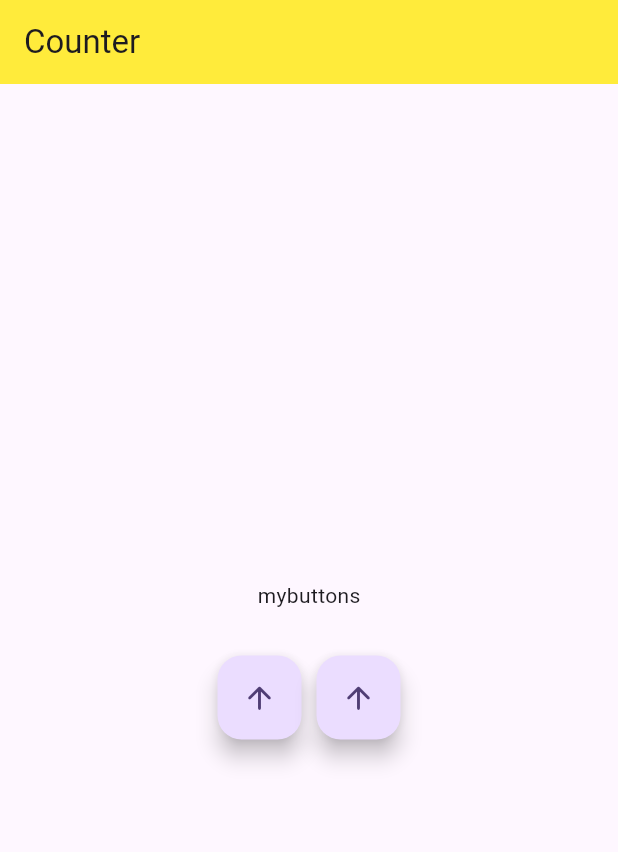
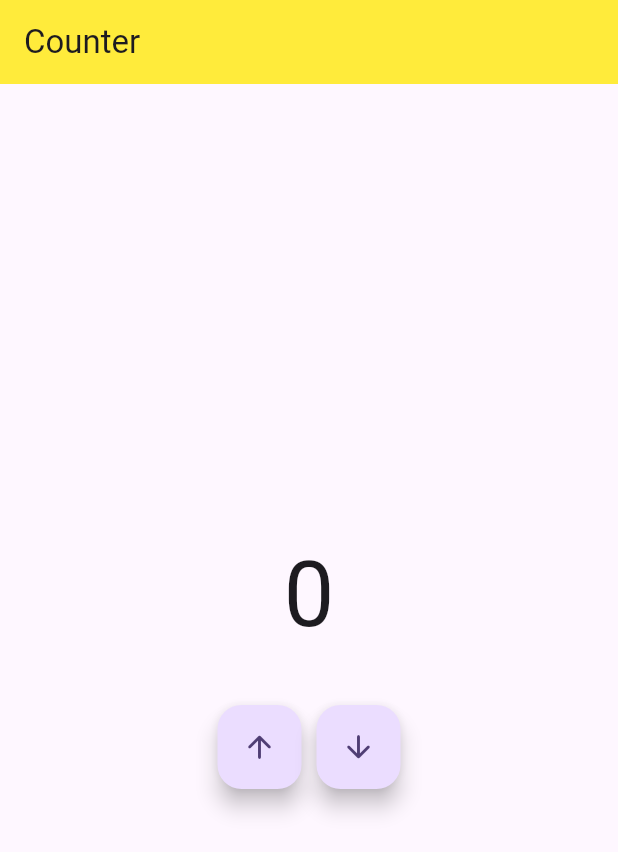
Before and after one commit to Akhil-ps-dev/flutter_mits_counter, a Flutter app: the screen it shows after launch, on a phone screen of 412 x 824 dp. Shown: the top 852 px of the screen. Run offline on Flutter 3.47's test engine with Material 3 defaults, Android fonts, the phone set to English and light mode, and no system bars.

Commit message:
counter app completed

```diff
--- a/lib/main.dart
+++ b/lib/main.dart
@@ -28,6 +28,8 @@ class HomePage extends StatefulWidget {
 }
 
 class _HomePageState extends State<HomePage> {
+  int count = 0;
+
   @override
   Widget build(BuildContext context) {
     return Scaffold(
@@ -40,7 +42,10 @@ class _HomePageState extends State<HomePage> {
           mainAxisAlignment: MainAxisAlignment.center,
           crossAxisAlignment: CrossAxisAlignment.center,
           children: [
-            Text("mybuttons"),
+            Text(
+              count.toString(),
+              style: TextStyle(fontSize: 60),
+            ),
             SizedBox(
               height: 30,
             ),
@@ -48,15 +53,23 @@ class _HomePageState extends State<HomePage> {
               mainAxisAlignment: MainAxisAlignment.center,
               children: [
                 FloatingActionButton(
-                  onPressed: () {},
+                  onPressed: () {
+                    setState(() {
+                      count++;
+                    });
+                  },
                   child: Icon(Icons.arrow_upward_rounded),
                 ),
                 SizedBox(
                   width: 10,
                 ),
                 FloatingActionButton(
-                  onPressed: () {},
-                  child: Icon(Icons.arrow_upward_rounded),
+                  onPressed: () {
+                    setState(() {
+                      count--;
+                    });
+                  },
+                  child: Icon(Icons.arrow_downward_rounded),
                 ),
               ],
             ),
```
